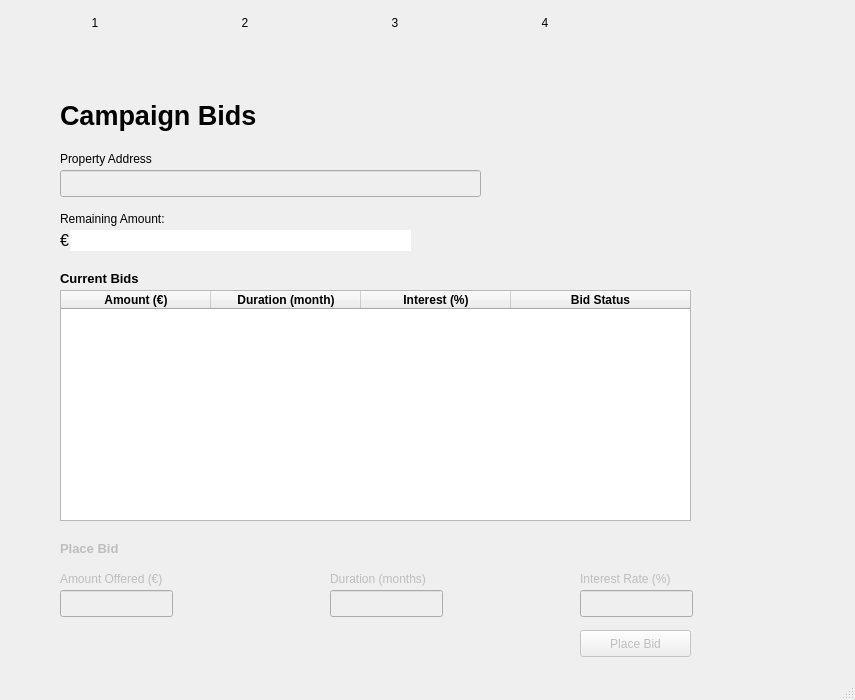
The window that ui/mainwindow.ui (Jumba/decentralized-mortgage-market) describes before a commit, drawn with Qt 5.
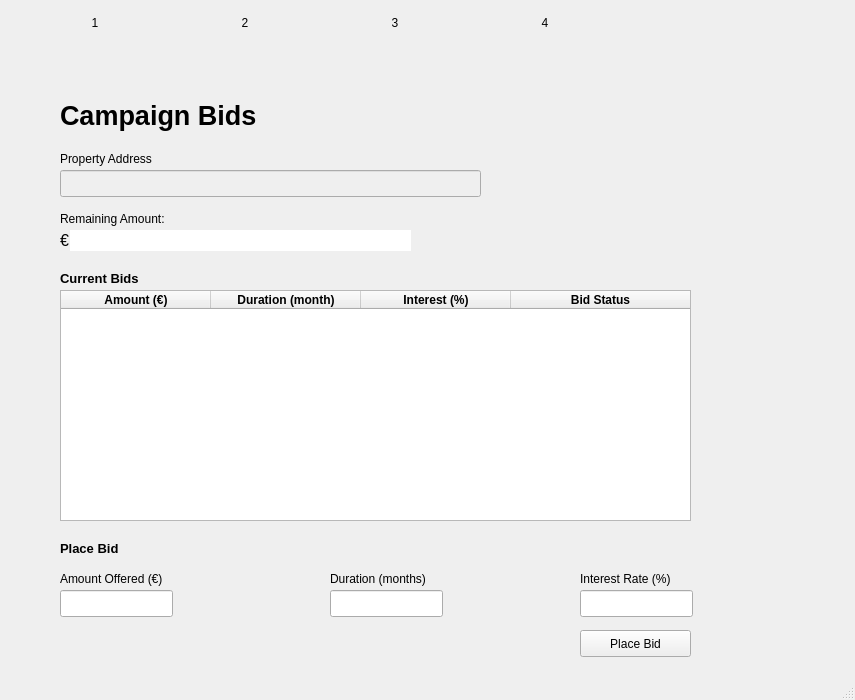
The same window after the commit. The open tabs and pages were chosen to show the change.

Commit message: Openmarket now shows all available campaings. Place bid forms are only shown to investors.

Diff of the .ui file:
```diff
--- a/ui/mainwindow.ui
+++ b/ui/mainwindow.ui
@@ -30,7 +30,7 @@
      <enum>Qt::LeftToRight</enum>
     </property>
     <property name="currentIndex">
-     <number>3</number>
+     <number>6</number>
     </property>
     <widget class="QWidget" name="login_page">
      <widget class="QLabel" name="login_title">
@@ -2010,7 +2010,7 @@
     <widget class="QWidget" name="icb_page">
      <widget class="QLineEdit" name="icb_amount_lineedit">
       <property name="enabled">
-       <bool>false</bool>
+       <bool>true</bool>
       </property>
       <property name="geometry">
        <rect>
@@ -2036,7 +2036,7 @@
      </widget>
      <widget class="QLineEdit" name="icb_duration_lineedit">
       <property name="enabled">
-       <bool>false</bool>
+       <bool>true</bool>
       </property>
       <property name="geometry">
        <rect>
@@ -2049,7 +2049,7 @@
      </widget>
      <widget class="QLabel" name="icb_duration_label">
       <property name="enabled">
-       <bool>false</bool>
+       <bool>true</bool>
       </property>
       <property name="geometry">
        <rect>
@@ -2155,7 +2155,7 @@
      </widget>
      <widget class="QLabel" name="icb_place_bid_label">
       <property name="enabled">
-       <bool>false</bool>
+       <bool>true</bool>
       </property>
       <property name="geometry">
        <rect>
@@ -2178,7 +2178,7 @@
      </widget>
      <widget class="QLabel" name="icb_amount_label">
       <property name="enabled">
-       <bool>false</bool>
+       <bool>true</bool>
       </property>
       <property name="geometry">
        <rect>
@@ -2194,7 +2194,7 @@
      </widget>
      <widget class="QPushButton" name="icb_place_bid_pushbutton">
       <property name="enabled">
-       <bool>false</bool>
+       <bool>true</bool>
       </property>
       <property name="geometry">
        <rect>
@@ -2230,7 +2230,7 @@
      </widget>
      <widget class="QLabel" name="icb_interest_label">
       <property name="enabled">
-       <bool>false</bool>
+       <bool>true</bool>
       </property>
       <property name="geometry">
        <rect>
@@ -2246,7 +2246,7 @@
      </widget>
      <widget class="QLineEdit" name="icb_interest_lineedit">
       <property name="enabled">
-       <bool>false</bool>
+       <bool>true</bool>
       </property>
       <property name="geometry">
        <rect>
```
The commit also changes 5 other files.
